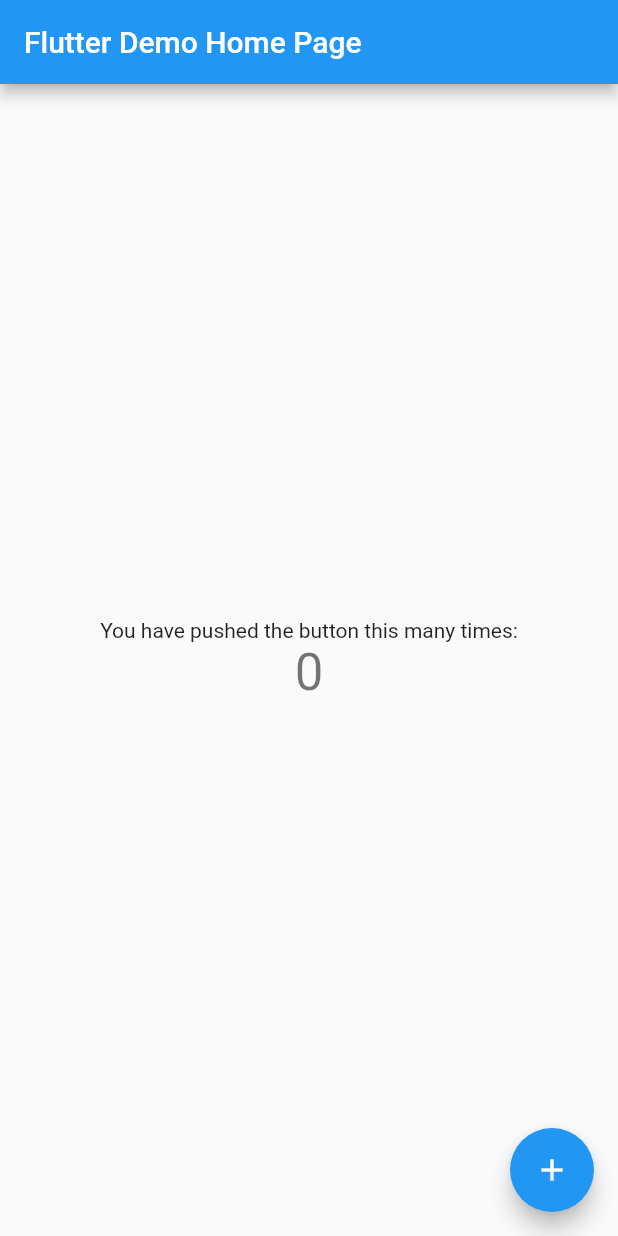
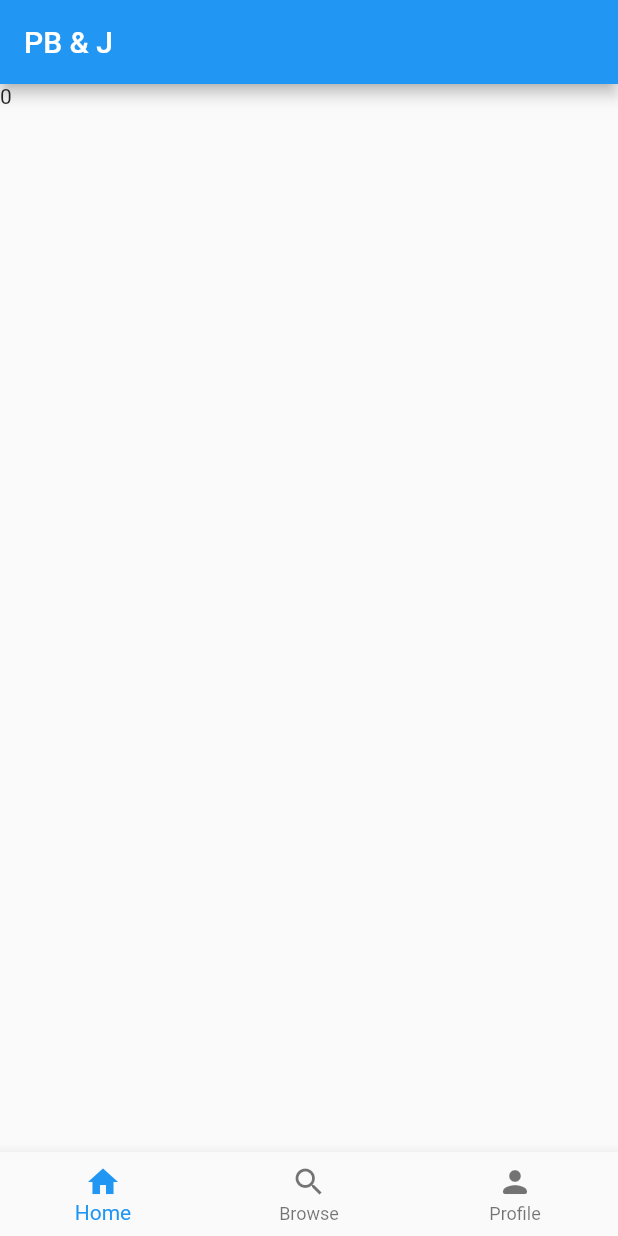
Before and after one commit to CK-28/PBandJ, a Flutter app: the screen it shows after launch, on a phone screen of 412 x 824 dp. Run offline on Flutter 3.47's test engine with Material 2 defaults, Android fonts, the phone set to English and light mode, and no system bars.

Commit message:
created bottom nav bar scaffold

```diff
--- /dev/null
+++ b/app/lib/home/MainScaffold.dart
@@ -0,0 +1,47 @@
+import 'package:flutter/material.dart';
+
+class MainScaffold extends StatefulWidget {
+  @override
+  State<MainScaffold> createState() => _BottomTabBarScaffoldState();
+}
+
+class _BottomTabBarScaffoldState extends State<MainScaffold> {
+    int _selectedIndex = 0;
+
+  void _onItemTapped(int index) {
+    setState(() {
+      _selectedIndex = index;
+    });
+  }
+    @override
+  Widget build(BuildContext context) {
+    return Scaffold(
+      appBar: AppBar(
+        title: Text("PB & J"),
+      ),
+      body: Text(_selectedIndex.toString()),
+    //   _selectedIndex == 0
+    //       ? AttractionListPage(categoriesToShow: categoryAttractions)
+    //       : AttractionsSchedulePage(),
+      bottomNavigationBar: BottomNavigationBar(
+        items: [
+          BottomNavigationBarItem(
+            icon: Icon(Icons.home),
+            label: "Home",
+          ),
+          BottomNavigationBarItem(
+            icon: Icon(Icons.search),
+            label: "Browse",
+          ),
+          BottomNavigationBarItem(
+            icon: Icon(Icons.person_rounded),
+            label: "Profile",
+          ),
+        ],
+        currentIndex: _selectedIndex,
+        selectedItemColor: Colors.blue,
+        onTap: _onItemTapped,
+      ),
+    );
+  }
+}
--- a/app/lib/main.dart
+++ b/app/lib/main.dart
@@ -1,4 +1,8 @@
 import 'package:flutter/material.dart';
+import 'package:provider/provider.dart';
+
+import './models/GameModel.dart';
+import './home/MainScaffold.dart';
 
 void main() {
   runApp(const MyApp());
@@ -10,7 +14,9 @@
   // This widget is the root of your application.
   @override
   Widget build(BuildContext context) {
-    return MaterialApp(
+    return ChangeNotifierProvider(
+      create: (context) => GameModel(),
+        child: MaterialApp(
           title: 'Flutter Demo',
           theme: ThemeData(
             // This is the theme of your application.
@@ -24,22 +30,15 @@
             // is not restarted.
             primarySwatch: Colors.blue,
           ),
-      home: const MyHomePage(title: 'Flutter Demo Home Page'),
+          home: MainScaffold(),
+          // const MyHomePage(title: 'Flutter Demo Home Page'),
+        ),
     );
   }
 }
 
 class MyHomePage extends StatefulWidget {
   const MyHomePage({super.key, required this.title});
-
-  // This widget is the home page of your application. It is stateful, meaning
-  // that it has a State object (defined below) that contains fields that affect
-  // how it looks.
-
-  // This class is the configuration for the state. It holds the values (in this
-  // case the title) provided by the parent (in this case the App widget) and
-  // used by the build method of the State. Fields in a Widget subclass are
-  // always marked "final".
 
   final String title;
 
@@ -52,47 +51,18 @@
 
   void _incrementCounter() {
     setState(() {
-      // This call to setState tells the Flutter framework that something has
-      // changed in this State, which causes it to rerun the build method below
-      // so that the display can reflect the updated values. If we changed
-      // _counter without calling setState(), then the build method would not be
-      // called again, and so nothing would appear to happen.
       _counter++;
     });
   }
 
   @override
   Widget build(BuildContext context) {
-    // This method is rerun every time setState is called, for instance as done
-    // by the _incrementCounter method above.
-    //
-    // The Flutter framework has been optimized to make rerunning build methods
-    // fast, so that you can just rebuild anything that needs updating rather
-    // than having to individually change instances of widgets.
     return Scaffold(
       appBar: AppBar(
-        // Here we take the value from the MyHomePage object that was created by
-        // the App.build method, and use it to set our appbar title.
         title: Text(widget.title),
       ),
       body: Center(
-        // Center is a layout widget. It takes a single child and positions it
-        // in the middle of the parent.
         child: Column(
-          // Column is also a layout widget. It takes a list of children and
-          // arranges them vertically. By default, it sizes itself to fit its
-          // children horizontally, and tries to be as tall as its parent.
-          //
-          // Invoke "debug painting" (press "p" in the console, choose the
-          // "Toggle Debug Paint" action from the Flutter Inspector in Android
-          // Studio, or the "Toggle Debug Paint" command in Visual Studio Code)
-          // to see the wireframe for each widget.
-          //
-          // Column has various properties to control how it sizes itself and
-          // how it positions its children. Here we use mainAxisAlignment to
-          // center the children vertically; the main axis here is the vertical
-          // axis because Columns are vertical (the cross axis would be
-          // horizontal).
           mainAxisAlignment: MainAxisAlignment.center,
           children: <Widget>[
             const Text(
@@ -109,7 +79,7 @@
         onPressed: _incrementCounter,
         tooltip: 'Increment',
         child: const Icon(Icons.add),
-      ), // This trailing comma makes auto-formatting nicer for build methods.
+      ),
     );
   }
 }
--- /dev/null
+++ b/app/lib/models/GameModel.dart
@@ -0,0 +1,14 @@
+import 'package:flutter/material.dart';
+import 'package:provider/provider.dart';
+
+//code from lab 4 attraction_model.dart
+
+class GameModel extends ChangeNotifier {
+    // final List<Attraction> itemsToBuy = [];
+    // final List<Attraction> items = [...GuelphAttractions.guelphAttractions];
+
+    void addItem() {
+        // itemsToBuy.add(name);
+        notifyListeners();
+    }
+}
```
Lines whose indentation alone changed are shown as unchanged.
